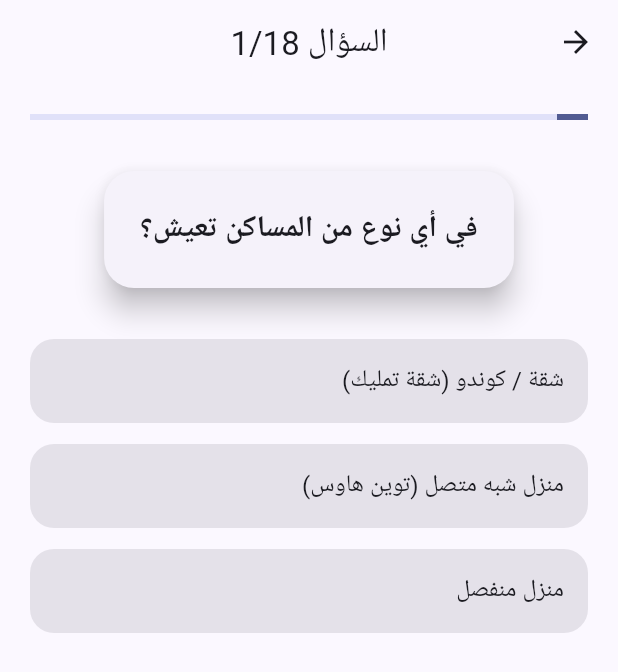
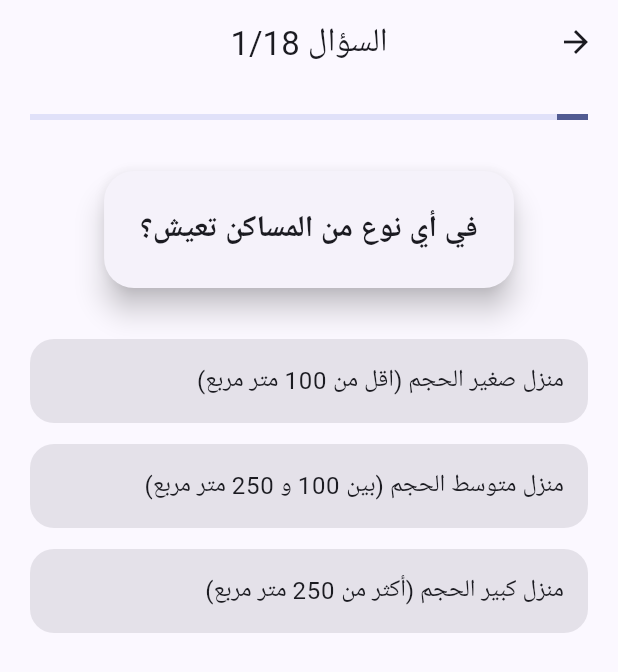
Before and after one commit to ghoulamedz/empreinte, a Flutter app: the QuizPage screen opened directly, on a phone screen of 412 x 824 dp. Shown: the top 672 px of the screen. Run offline on Flutter 3.47's test engine with Material 3 defaults, Android fonts, the phone set to English and light mode, and no system bars.

Commit message:
arabic text correction

```diff
--- a/lib/model.dart
+++ b/lib/model.dart
@@ -30,9 +30,9 @@ final List<Question> questions = [
     cat: Category.housing,
     question: "في أي نوع من المساكن تعيش؟",
     options: [
-      "شقة / كوندو (شقة تمليك)",
-      "منزل شبه متصل (توين هاوس)",
-      "منزل منفصل",
+      "منزل صغير الحجم (اقل من 100 متر مربع)",
+      "منزل متوسط الحجم (بين 100 و 250 متر مربع)",
+      "منزل كبير الحجم (أكثر من 250 متر مربع)",
     ],
     responseMultiplier: [0.2, 0.5, 0.9],
   ),
```
Also changed, not shown: 2 other files.
